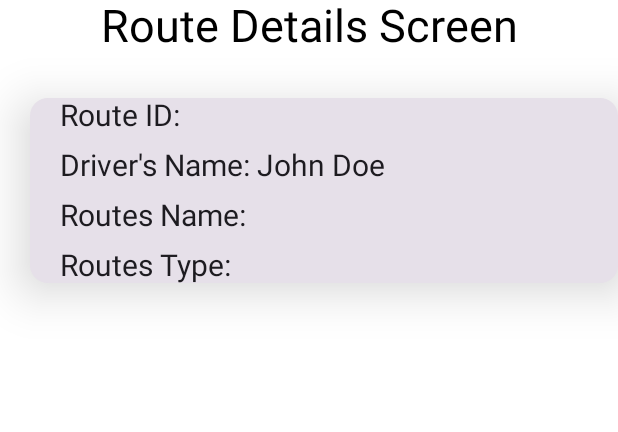
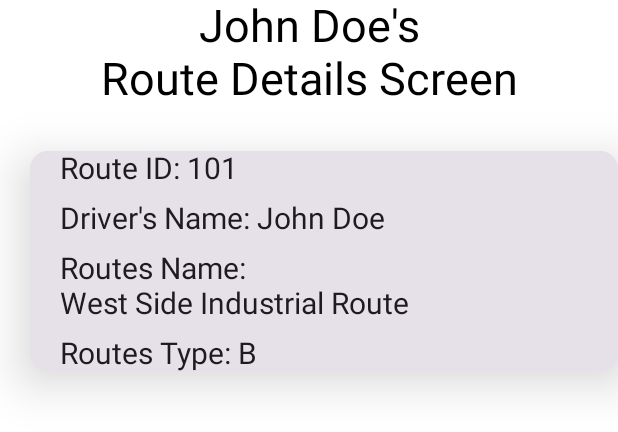
Before and after one commit to mkCoding/RepublicServiceApp, an Android app built with Jetpack Compose: the @Preview function DriverRouteDetailsScreenPreview, on a phone screen of 412 x 824 dp. Shown: the top 432 px of the screen. Run offline under Robolectric (Android 15) with nearby library versions, the phone set to English and light mode, and no system bars; our stand-ins replace Room's generated code; network calls fail.

Commit message:
add changes to navigate to proper route if driver id and route id is the same

```diff
--- a/app/build.gradle.kts
+++ b/app/build.gradle.kts
@@ -113,6 +113,9 @@ dependencies {
     implementation ("androidx.compose.ui:ui:1.0.5")
     implementation ("androidx.compose.material3:material3:1.0.0-alpha08")
 
+    //---------------------Animation--------------------------------
+    implementation ("com.google.accompanist:accompanist-navigation-animation:0.34.0")
+
     //----------------Testing Dependencies----------------
 
 
--- a/app/src/main/java/com/kemakolam/republicserviceapp/ui/driver/DriverViewModel.kt
+++ b/app/src/main/java/com/kemakolam/republicserviceapp/ui/driver/DriverViewModel.kt
@@ -36,6 +36,7 @@ class DriverViewModel @Inject constructor(private val repository:ApiRepository):
 
         viewModelScope.launch {
             repository.fetchAndStoreDrivers() //fetch and store driver to DB
+            repository.fetchAndStoreRoutes() //fetch and store routes to DB
 
             val allDrivers = repository.getStoredDrivers() //get the Drivers list specifically from the DB
 
--- a/app/src/main/java/com/kemakolam/republicserviceapp/ui/driver/DriversScreen.kt
+++ b/app/src/main/java/com/kemakolam/republicserviceapp/ui/driver/DriversScreen.kt
@@ -156,6 +156,8 @@ fun DriversList(navController: NavController, drivers:List<DriverEntity?>?){
                 shape = RoundedCornerShape(16.dp),
                 onClick = {
                     // Navigate to driver details when card is clicked
+                    //navController.navigate("details/${itemiuk?.id}")
+
                     navController.navigate("details/${itemiuk?.id}")
                 }
 
--- a/app/src/main/java/com/kemakolam/republicserviceapp/ui/driver_route_details/DriverRouteDetailsScreen.kt
+++ b/app/src/main/java/com/kemakolam/republicserviceapp/ui/driver_route_details/DriverRouteDetailsScreen.kt
@@ -17,13 +17,16 @@ import androidx.compose.ui.text.TextStyle
 import androidx.compose.ui.tooling.preview.Preview
 import androidx.compose.ui.unit.dp
 import androidx.compose.ui.unit.sp
+import com.kemakolam.republicserviceapp.data.db.tables.DriverEntity
+import com.kemakolam.republicserviceapp.data.db.tables.RouteEntity
 import com.kemakolam.republicserviceapp.ui.Driver
 import com.kemakolam.republicserviceapp.ui.Route
 
 
 @Composable
 fun DriverRouteDetailsScreen(
-    driver: Driver,
+    driver: DriverEntity,
+    route:RouteEntity,
     onBack: () -> Unit
 ) {
     Column(
@@ -31,27 +34,27 @@ fun DriverRouteDetailsScreen(
         horizontalAlignment = Alignment.CenterHorizontally
     ) {
         Text(
+            text = "${driver.name}'s",
+            style = TextStyle(fontSize = 30.sp),
+            modifier = Modifier
+                .align(Alignment.CenterHorizontally),
+            maxLines = 2
+        )
+        Text(
             text = "Route Details Screen",
             style = TextStyle(fontSize = 30.sp),
             modifier = Modifier.padding(bottom = 30.dp)
+                .align(Alignment.CenterHorizontally),
+            maxLines = 2
         )
 
-        DriverDetailsCard(driver = driver)
+        DriverDetailsCard(driver = driver, route = route)
 
-//        val context = LocalContext.current
-//        Button(
-//            onClick = {
-//                // Example of button functionality: Show a toast message
-////                Toast.makeText(context, "Button Clicked", Toast.LENGTH_SHORT).show()
-//            }
-//        ) {
-//            Text(text = "Click Me!")
-//        }
     }
 }
 
 @Composable
-fun DriverDetailsCard(driver: Driver) {
+fun DriverDetailsCard(driver: DriverEntity,  route:RouteEntity) {
     Card(
         modifier = Modifier
             .background(Color.White)
@@ -61,22 +64,22 @@ fun DriverDetailsCard(driver: Driver) {
         elevation = CardDefaults.cardElevation(20.dp)
     ) {
         Text(
-            text = "Route ID:",
+            text = "Route ID: ${route.id.toString()}",
             style = TextStyle(fontSize = 20.sp),
             modifier = Modifier.padding(start = 20.dp).padding(bottom = 10.dp)
         )
         Text(
-            text = "Driver's Name: ${driver.driverName}",
+            text = "Driver's Name: ${driver.name}",
             style = TextStyle(fontSize = 20.sp),
             modifier = Modifier.padding(start = 20.dp).padding(bottom = 10.dp)
         )
         Text(
-            text = "Routes Name: ", // Add route name here
+            text = "Routes Name: \n${route.name} ", // Add route name here
             style = TextStyle(fontSize = 20.sp),
             modifier = Modifier.padding(start = 20.dp).padding(bottom = 10.dp)
         )
         Text(
-            text = "Routes Type: ", // Add route type here
+            text = "Routes Type: ${route.type} ", // Add route type here
             style = TextStyle(fontSize = 20.sp),
             modifier = Modifier.padding(start = 20.dp)
         )
@@ -91,17 +94,17 @@ fun DriverRouteDetailsScreenPreview(){
 
     //Dummy Data
     val dummyDrivers = listOf(
-        Driver(driverId = "1", driverName = "John Doe"),
-        Driver(driverId = "102", driverName = "Jane Smith")
+        DriverEntity(id= "1", name = "John Doe"),
+        DriverEntity(id = "102", name = "Jane Smith")
     )
 
     val dummyRoutes = listOf(
-        Route(
+        RouteEntity(
             id = 101,
             name = "West Side Industrial Route",
             type = "B"
         ),
-        Route(
+        RouteEntity(
             id = 102,
             name = "South Side Commercial Route",
             type = "Z",
@@ -110,6 +113,6 @@ fun DriverRouteDetailsScreenPreview(){
     )
 
 
-    DriverRouteDetailsScreen(dummyDrivers.get(0),{})
+    DriverRouteDetailsScreen(dummyDrivers[0], dummyRoutes[0],{})
 
 }
```
Also changed, not shown: app/src/main/java/com/kemakolam/republicserviceapp/MainActivity.kt (+16 -1 lines), app/src/main/java/com/kemakolam/republicserviceapp/di/ApiModule.kt (+8 -1 lines), app/src/main/java/com/kemakolam/republicserviceapp/ui/AppNavHost.kt (+63 -16 lines).
